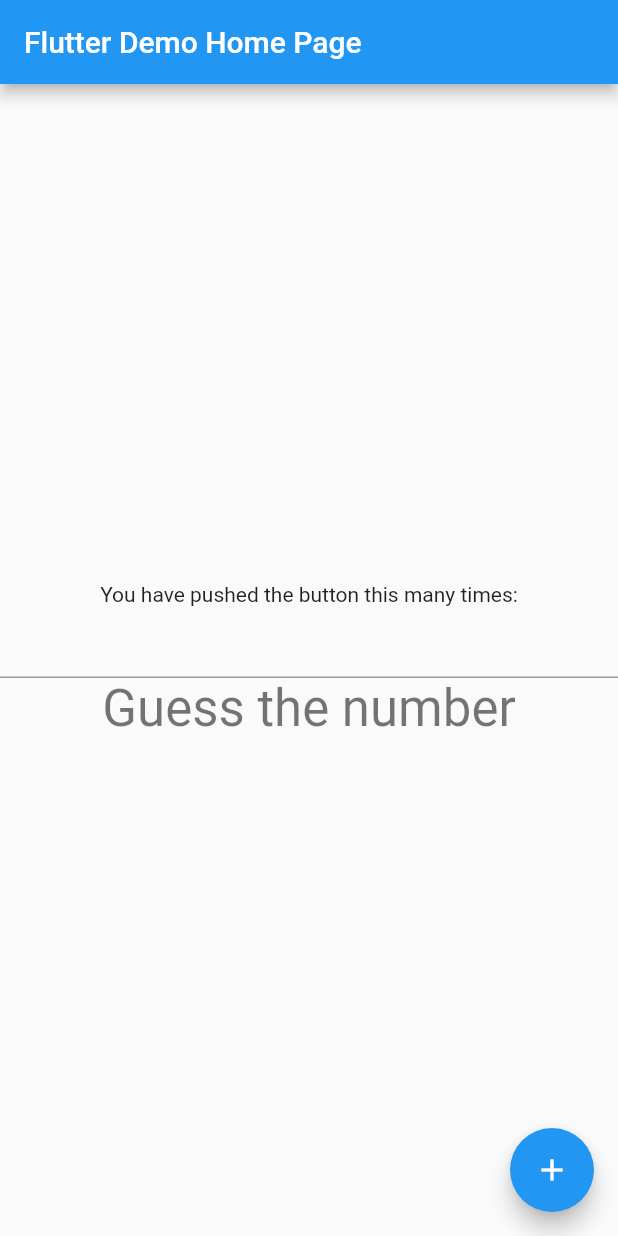
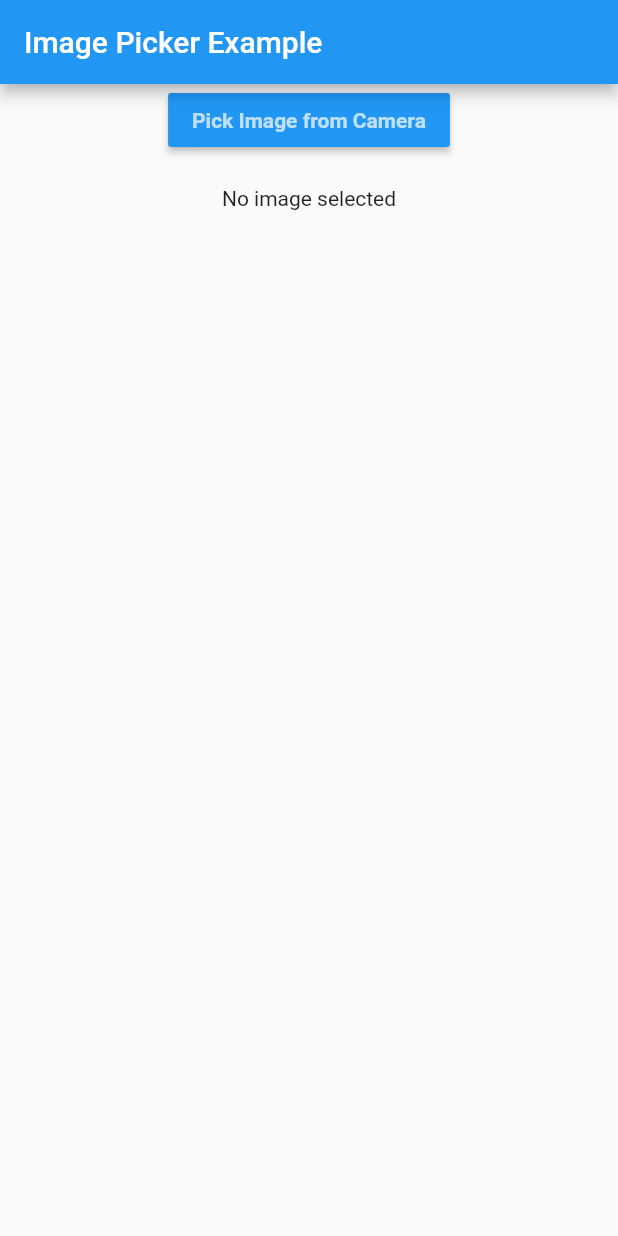
Before and after one commit to prapawit201/Flutter, a Flutter app: the screen it shows after launch, on a phone screen of 412 x 824 dp. Run offline on Flutter 3.47's test engine with Material 2 defaults, Android fonts, the phone set to English and light mode, and no system bars; our stand-ins replace image_picker.

Commit message:
[UPDATE] upload image & form data to API

```diff
--- a/lib/main.dart
+++ b/lib/main.dart
@@ -1,6 +1,10 @@
+import 'dart:io';
+import 'dart:math';
+
 import 'package:flutter/material.dart';
-import 'package:flutter/material.dart';
-import 'dart:math';
+import 'package:flutter/services.dart';
+import 'package:image_picker/image_picker.dart';
+import 'package:http/http.dart' as http;
 
 void main() {
   runApp(const MyApp());
@@ -24,77 +28,88 @@ class MyApp extends StatelessWidget {
 
 class MyHomePage extends StatefulWidget {
   const MyHomePage({Key? key, required this.title}) : super(key: key);
+
   final String title;
 
   @override
   State<MyHomePage> createState() => _MyHomePageState();
 }
 
-String randomNumber() {
-  var random = Random();
-  String num = random.nextInt(10).toString();
-  print(num);
-  return num;
+class _MyHomePageState extends State<MyHomePage> {
+  File? image;
+
+  Future pickImage() async {
+    try {
+      final image = await ImagePicker().pickImage(source: ImageSource.gallery);
+
+      if (image == null) return;
+
+      final imageTemp = File(image.path);
+
+      setState(() => this.image = imageTemp);
+    } on PlatformException catch (e) {
+      print('Failed to pick image: $e');
+    }
   }
 
-class _MyHomePageState extends State<MyHomePage> {
-  final textFieldController = TextEditingController();
-  String _textResult = "Guess the number";
-  String _answer = randomNumber();
-  int _counter = 0;
+  Future pickImageC() async {
+    try {
+      final image = await ImagePicker().pickImage(source: ImageSource.camera);
 
-  void _incrementCounter() {
-    // increment number when press button
-    setState(() {
-      _counter++;
-    });
+      if (image == null) return;
+
+      final imageTemp = File(image.path);
+
+      setState(() => this.image = imageTemp);
+      print("0");
+
+      //create multipart request for POST or PATCH method
+      var request = http.MultipartRequest(
+          "POST", Uri.parse("http://10.0.2.2:8080/upload"));
+      //add text fields
+      var text = "Babe test from Flutter";
+      request.fields['text'] = text;
+
+      //create multipart using filepath, string or bytes
+      var pic = await http.MultipartFile.fromPath("file", image.path);
+      //add multipart to request
+      request.files.add(pic);
+
+      var response = await request.send();
+
+      //Get the response from the server
+      var responseData = await response.stream.toBytes();
+      var responseString = String.fromCharCodes(responseData);
+      print("1 result");
+      print(responseString);
+    } on PlatformException catch (e) {
+      print('Failed to pick image: $e');
     }
-
-  void _guessNumber() {
-    //  guess number when press button
-    setState(() {
-      if (_answer == textFieldController.text) {
-        _textResult = "Correct Answer !";
-      } else {
-        _textResult = "Wrong ! the answer is " + _answer;
-      }
-    });
   }
 
   @override
   Widget build(BuildContext context) {
     return Scaffold(
         appBar: AppBar(
-        title: Text(widget.title),
+          title: const Text("Image Picker Example"),
         ),
-
         body: Center(
           child: Column(
-          mainAxisAlignment: MainAxisAlignment.center,
-          children: <Widget>[
-            const Text(
-              'You have pushed the button this many times:',
+            children: [
+              MaterialButton(
+                  color: Colors.blue,
+                  child: const Text("Pick Image from Camera",
+                      style: TextStyle(
+                          color: Colors.white70, fontWeight: FontWeight.bold)),
+                  onPressed: () {
+                    pickImageC();
+                  }),
+              SizedBox(
+                height: 20,
               ),
-            TextField(
-              controller: textFieldController,
-            ),
-            Text(
-              _textResult,
-              style: Theme.of(context).textTheme.headline4,
-            ),
+              image != null ? Image.file(image!) : Text("No image selected")
             ],
           ),
-      ),
-
-      // floatingActionButton: FloatingActionButton(
-      //   onPressed: _incrementCounter,
-      //   tooltip: 'Increment',
-      //   child: const Icon(Icons.add),
-      // ), // This trailing comma makes auto-formatting nicer for build methods.
-      floatingActionButton: FloatingActionButton(
-        onPressed: _guessNumber,
-        child: const Icon(Icons.add),
-      ), // T
-    );
+        ));
   }
 }
--- a/pubspec.yaml
+++ b/pubspec.yaml
@@ -34,6 +34,8 @@ dependencies:
   # The following adds the Cupertino Icons font to your application.
   # Use with the CupertinoIcons class for iOS style icons.
   cupertino_icons: ^1.0.2
+  image_picker: ^0.8.5+3
+  file_picker: ^4.6.1
 
 dev_dependencies:
   flutter_test:
```
Also changed, not shown: lib/main1.dart (added, +100 -0 lines), pubspec.lock, 4 other files. Lines whose indentation alone changed are shown as unchanged.
